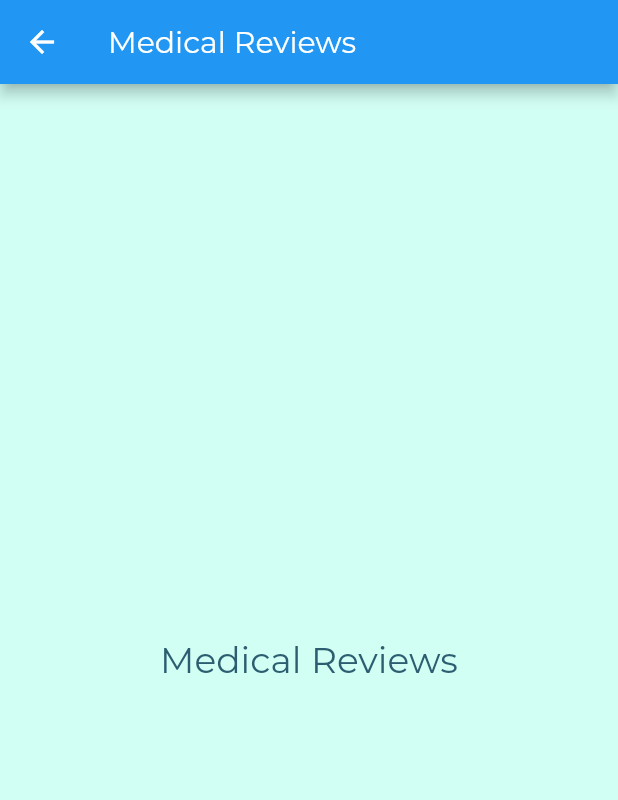
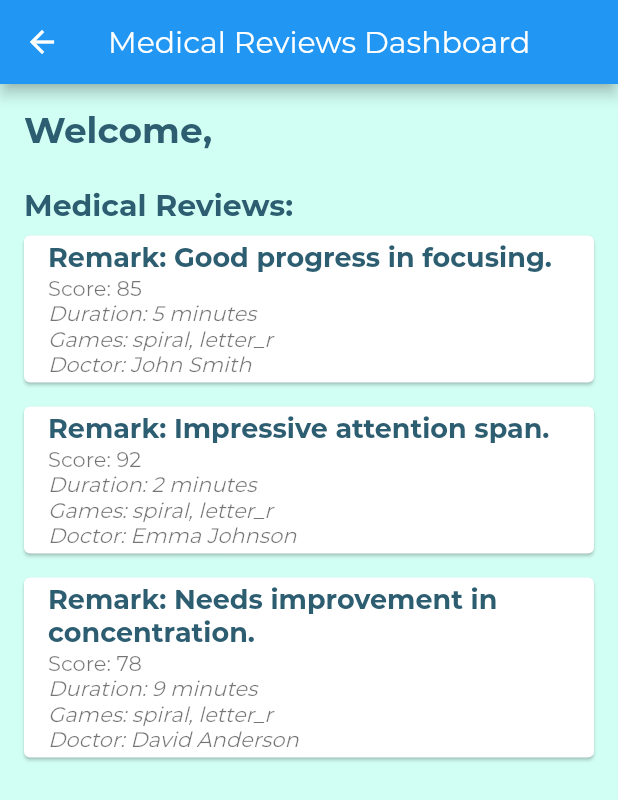
Before and after one commit to chaimamaalej/Flutterproject, a Flutter app: the MedicalReviewPage screen opened directly, on a phone screen of 412 x 824 dp. Shown: the top 800 px of the screen. Run offline on Flutter 3.47's test engine with Material 2 defaults, Android fonts, the phone set to English and light mode, and no system bars; our stand-ins replace audioplayers, cloud_firestore, firebase_auth, firebase_core, google_nav_bar, image_picker and 1 more; accounts and stored records are empty.

Commit message:
Enrich medical reviews dashboard

```diff
--- a/lib/pages/medicalreview.dart
+++ b/lib/pages/medicalreview.dart
@@ -1,18 +1,115 @@
+import 'package:cloud_firestore/cloud_firestore.dart';
+import 'package:firebase_auth/firebase_auth.dart';
 import 'package:flutter/material.dart';
 
 class MedicalReviewPage extends StatelessWidget {
-  @override
+  CollectionReference users = FirebaseFirestore.instance.collection('users');
+
   Widget build(BuildContext context) {
-    return Scaffold(
-      appBar: AppBar(
-        title: Text('Medical Reviews'),
-      ),
-      body: Center(
-        child: Text(
-          'Medical Reviews',
-          style: TextStyle(fontSize: 24),
-        ),
-      ),
+    final currentUser = FirebaseAuth.instance.currentUser!;
+    CollectionReference users = FirebaseFirestore.instance.collection('users');
+
+    return FutureBuilder<QuerySnapshot>(
+      future: users.where('email', isEqualTo: currentUser.email).get(),
+      builder: (context, snapshot) {
+        if (snapshot.hasData && snapshot.data!.docs.isNotEmpty) {
+          QueryDocumentSnapshot<Object?> data = snapshot.data!.docs[0];
+
+          List<Map<String, dynamic>> reviews = [
+            {
+              'score': 85,
+              'duration': '5 minutes',
+              'doctorRemark': 'Good progress in focusing.',
+              'games': ['spiral', 'letter_r'],
+              'doctor': 'John Smith',
+            },
+            {
+              'score': 92,
+              'duration': '2 minutes',
+              'doctorRemark': 'Impressive attention span.',
+              'games': ['spiral', 'letter_r'],
+              'doctor': 'Emma Johnson',
+            },
+            {
+              'score': 78,
+              'duration': '9 minutes',
+              'doctorRemark': 'Needs improvement in concentration.',
+              'games': ['spiral', 'letter_r'],
+              'doctor': 'David Anderson',
+            },
+          ];
+
+          return Scaffold(
+            appBar: AppBar(
+              title: Text('Medical Reviews Dashboard'),
+            ),
+            body: Padding(
+              padding: EdgeInsets.all(16),
+              child: Column(
+                crossAxisAlignment: CrossAxisAlignment.start,
+                children: [
+                  Text(
+                    'Welcome, ${data['firstName']}',
+                    style: TextStyle(
+                      fontSize: 24,
+                      fontWeight: FontWeight.bold,
+                    ),
+                  ),
+                  SizedBox(height: 24),
+                  Text(
+                    'Medical Reviews:',
+                    style: TextStyle(
+                      fontSize: 20,
+                      fontWeight: FontWeight.bold,
+                    ),
+                  ),
+                  Expanded(
+                    child: ListView.builder(
+                      itemCount: reviews.length,
+                      itemBuilder: (BuildContext context, int index) {
+                        final review = reviews[index];
+                        return Card(
+                          margin: EdgeInsets.symmetric(vertical: 8),
+                          child: ListTile(
+                            title: Text(
+                              'Remark: ${review['doctorRemark']}',
+                              style: TextStyle(
+                                fontSize: 18,
+                                fontWeight: FontWeight.bold,
+                              ),
+                            ),
+                            subtitle: Column(
+                              crossAxisAlignment: CrossAxisAlignment.start,
+                              children: [
+                                Text('Score: ${review['score']}'),
+                                Text(
+                                  'Duration: ${review['duration']}',
+                                  style: TextStyle(fontStyle: FontStyle.italic),
+                                ),
+                                Text(
+                                  'Games: ${review['games'].join(', ')}',
+                                  style: TextStyle(fontStyle: FontStyle.italic),
+                                ),
+                                Text(
+                                  'Doctor: ${review['doctor']}',
+                                  style: TextStyle(fontStyle: FontStyle.italic),
+                                ),
+                              ],
+                            ),
+                          ),
+                        );
+                      },
+                    ),
+                  ),
+                ],
+              ),
+            ),
+          );
+        }
+        return Center(
+          child: CircularProgressIndicator(),
+        );
+      },
     );
   }
 }
```
